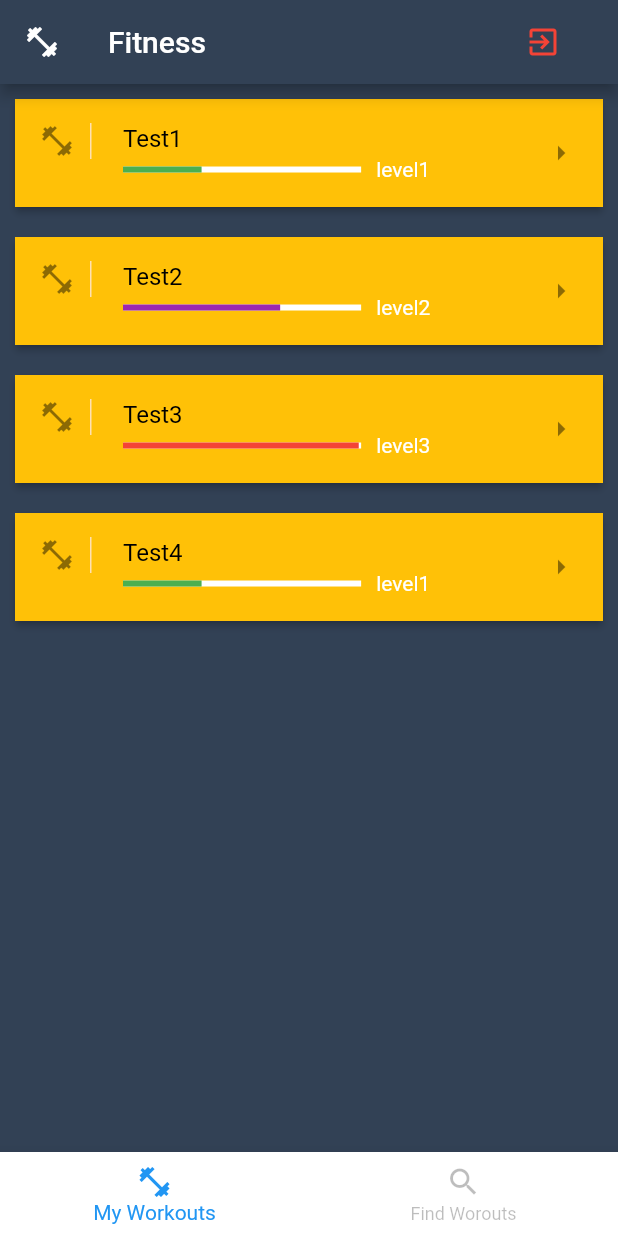
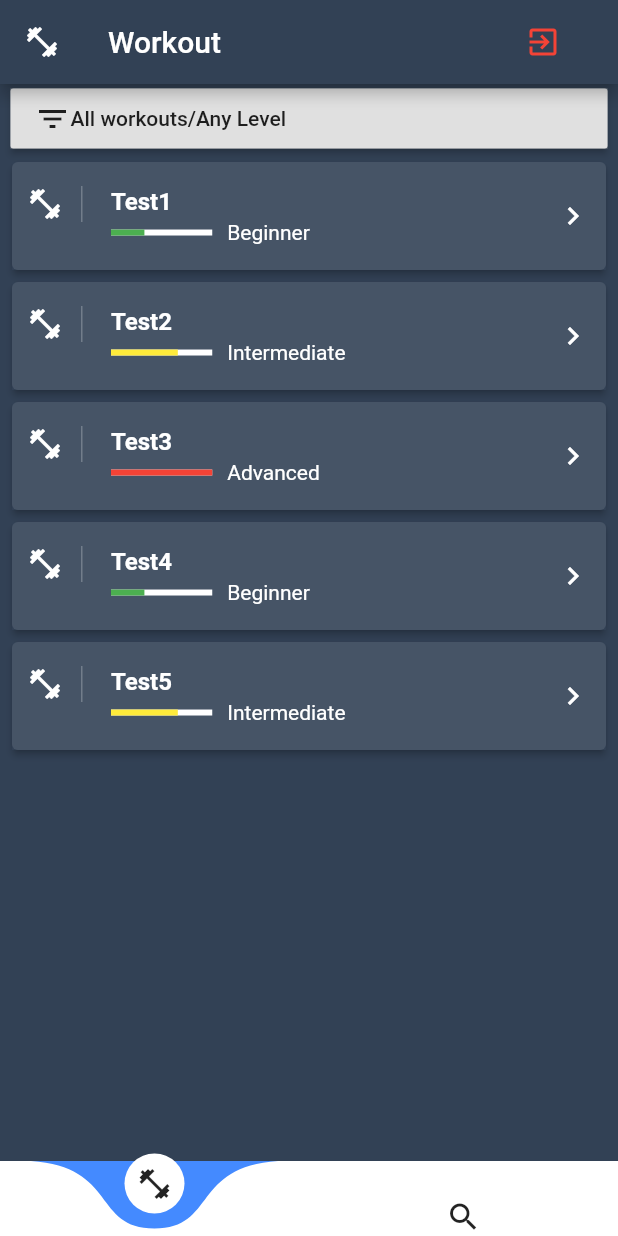
Before and after one commit to Zhakkz/flutter-workout-app, a Flutter app: the screen it shows once a user with an empty profile is signed in, on a phone screen of 412 x 824 dp. Run offline on Flutter 3.47's test engine with Material 2 defaults, Android fonts, the phone set to English and light mode, and no system bars; drawn by our look-alikes of curved_navigation_bar; our stand-ins replace firebase_auth, firebase_core, fluttertoast; accounts and stored records are empty.

Commit message:
added filter ui

```diff
--- a/lib/components/workouts-list.dart
+++ b/lib/components/workouts-list.dart
@@ -1,108 +1,264 @@
 import 'package:fit/domains/workout.dart';
 import 'package:flutter/material.dart';
 
-class WorkoutsList extends StatelessWidget {
+class WorkoutsList extends StatefulWidget {
+  @override
+  _WorkoutsListState createState() => _WorkoutsListState();
+}
+
+class _WorkoutsListState extends State<WorkoutsList> {
+  @override
+  void initState() {
+    clearFilter();
+    super.initState();
+  }
+
   final workouts = <Workout>[
     Workout(
         title: 'Test1',
-        author: 'Person1',
-        description: 'Test Wokout1',
-        level: 'level1'),
+        author: 'Max1',
+        description: 'Test Workout1',
+        level: 'Beginner'),
     Workout(
         title: 'Test2',
-        author: 'Person2',
-        description: 'Test Wokout2',
-        level: 'level2'),
+        author: 'Max2',
+        description: 'Test Workout2',
+        level: 'Intermediate'),
     Workout(
         title: 'Test3',
-        author: 'Person3',
-        description: 'Test Wokout3',
-        level: 'level3'),
+        author: 'Max3',
+        description: 'Test Workout3',
+        level: 'Advanced'),
     Workout(
         title: 'Test4',
-        author: 'Person4',
-        description: 'Test Wokout4',
-        level: 'level1'),
+        author: 'Max4',
+        description: 'Test Workout4',
+        level: 'Beginner'),
+    Workout(
+        title: 'Test5',
+        author: 'Max5',
+        description: 'Test Workout5',
+        level: 'Intermediate'),
   ];
+
+  var filterOnlyMyWorkouts = false;
+  var filterTitle = '';
+  var filterTitleController = TextEditingController();
+  var filterLevel = 'Any Level';
+
+  var filterText = '';
+  var filterHeight = 0.0;
+
+  List<Workout> filter() {
+    setState(() {
+      filterText = filterOnlyMyWorkouts ? 'My Workouts' : 'All workouts';
+      filterText += '/' + filterLevel;
+      if (filterTitle.isNotEmpty) filterText += '/' + filterTitle;
+      filterHeight = 0;
+    });
+
+    var list = workouts;
+    return list;
+  }
+
+  List<Workout> clearFilter() {
+    setState(() {
+      filterText = 'All workouts/Any Level';
+      filterOnlyMyWorkouts = false;
+      filterTitle = '';
+      filterLevel = 'Any Level';
+      filterTitleController.clear();
+      filterHeight = 0;
+    });
+
+    var list = workouts;
+    return list;
+  }
 
   @override
   Widget build(BuildContext context) {
-    return Container(
-      child: Container(
+    var workoutsList = Expanded(
       child: ListView.builder(
           itemCount: workouts.length,
-            itemBuilder: (context, index) {
+          itemBuilder: (context, i) {
             return Card(
-                elevation: 2,
-                margin: EdgeInsets.symmetric(horizontal: 10, vertical: 10),
+              elevation: 2.0,
+              margin: EdgeInsets.symmetric(horizontal: 8, vertical: 4),
               child: Container(
-                  decoration: BoxDecoration(color: Colors.amber[500]),
+                decoration:
+                    BoxDecoration(color: Color.fromRGBO(50, 65, 85, 0.9)),
                 child: ListTile(
+                  contentPadding: EdgeInsets.symmetric(horizontal: 10),
                   leading: Container(
-                      padding: EdgeInsets.only(right: 10),
-                      child: Icon(Icons.fitness_center),
+                    padding: EdgeInsets.only(right: 12),
+                    child: Icon(Icons.fitness_center,
+                        color: Theme.of(context).textTheme.title.color),
                     decoration: BoxDecoration(
                         border: Border(
-                              right: BorderSide(
-                                  width: 1, color: Colors.orange[100]))),
+                            right:
+                                BorderSide(width: 1, color: Colors.white24))),
                   ),
-                    title: Text(
-                      workouts[index].title,
-                      style: TextStyle(color: Colors.black),
-                    ),
-                    trailing: Icon(
-                      Icons.arrow_right,
-                    ),
-                    subtitle: subtitles(context, workouts[index]),
+                  title: Text(workouts[i].title,
+                      style: TextStyle(
+                          color: Theme.of(context).textTheme.title.color,
+                          fontWeight: FontWeight.bold)),
+                  trailing: Icon(Icons.keyboard_arrow_right,
+                      color: Theme.of(context).textTheme.title.color),
+                  subtitle: subtitle(context, workouts[i]),
                 ),
               ),
             );
           }),
+    );
+
+    var filterInfo = Container(
+      margin: EdgeInsets.only(top: 3, left: 7, right: 7, bottom: 5),
+      decoration: BoxDecoration(color: Colors.white.withOpacity(0.5)),
+      height: 40,
+      child: RaisedButton(
+        child: Row(
+          children: <Widget>[
+            Icon(Icons.filter_list),
+            Text(
+              filterText,
+              style: TextStyle(),
+              overflow: TextOverflow.ellipsis,
             ),
+          ],
+        ),
+        onPressed: () {
+          setState(() {
+            filterHeight = (filterHeight == 0.0 ? 280.0 : 0.0);
+          });
+        },
+      ),
+    );
+
+    List<DropdownMenuItem<String>> levelMenuItems() {
+      List<DropdownMenuItem<String>> dropdownMenuItem = [];
+      List<String> list = ['Any Level', 'Beginner', 'Intermediate', 'Advanced'];
+      list.forEach((String value) {
+        dropdownMenuItem.add(new DropdownMenuItem<String>(
+          value: value,
+          child: new Text(value),
+        ));
+      });
+      return dropdownMenuItem;
+    }
+
+    var levelMenuItems1 = <String>[
+      'Any Level',
+      'Beginner',
+      'Intermediate',
+      'Advanced'
+    ].map((String value) {
+      return new DropdownMenuItem<String>(
+        value: value,
+        child: new Text(value),
+      );
+    }).toList();
+
+    var filterForm = AnimatedContainer(
+      margin: EdgeInsets.symmetric(vertical: 0.0, horizontal: 7),
+      child: Card(
+        child: Padding(
+          padding: const EdgeInsets.all(8.0),
+          child: Column(
+            children: [
+              SwitchListTile(
+                  title: const Text('Only My Workouts'),
+                  value: filterOnlyMyWorkouts,
+                  onChanged: (bool val) =>
+                      setState(() => filterOnlyMyWorkouts = val)),
+              DropdownButtonFormField<String>(
+                decoration: const InputDecoration(labelText: 'Level'),
+                items: levelMenuItems(),
+                value: filterLevel,
+                onChanged: (String val) => setState(() => filterLevel = val),
+              ),
+              TextFormField(
+                controller: filterTitleController,
+                decoration: const InputDecoration(labelText: 'Title'),
+                onChanged: (String val) => setState(() => filterTitle = val),
+              ),
+              Row(
+                children: <Widget>[
+                  Expanded(
+                    flex: 1,
+                    child: RaisedButton(
+                      onPressed: () {
+                        filter();
+                      },
+                      child:
+                          Text("Apply", style: TextStyle(color: Colors.white)),
+                      color: Theme.of(context).primaryColor,
+                    ),
+                  ),
+                  SizedBox(width: 10),
+                  Expanded(
+                    flex: 1,
+                    child: RaisedButton(
+                      onPressed: () {
+                        clearFilter();
+                      },
+                      child:
+                          Text("Clear", style: TextStyle(color: Colors.white)),
+                      color: Colors.red,
+                    ),
+                  )
+                ],
+              ),
+            ],
+          ),
+        ),
+      ),
+      duration: const Duration(milliseconds: 400),
+      curve: Curves.fastOutSlowIn,
+      height: filterHeight,
+    );
+
+    return Column(
+      children: <Widget>[
+        filterInfo,
+        filterForm,
+        workoutsList,
+      ],
     );
   }
 }
 
-Widget subtitles(BuildContext context, Workout workout) {
+Widget subtitle(BuildContext context, Workout workout) {
   var color = Colors.grey;
   double indicatorLevel = 0;
 
   switch (workout.level) {
-    case 'level1':
+    case 'Beginner':
       color = Colors.green;
       indicatorLevel = 0.33;
       break;
-    case 'level2':
-      color = Colors.purple;
+    case 'Intermediate':
+      color = Colors.yellow;
       indicatorLevel = 0.66;
       break;
-    case 'level3':
+    case 'Advanced':
       color = Colors.red;
-      indicatorLevel = 0.99;
+      indicatorLevel = 1;
       break;
-    default:
   }
 
   return Row(
     children: <Widget>[
       Expanded(
-        flex: 5,
+          flex: 1,
           child: LinearProgressIndicator(
-          backgroundColor: Colors.white,
+              backgroundColor: Theme.of(context).textTheme.title.color,
               value: indicatorLevel,
-          valueColor: AlwaysStoppedAnimation(color),
-        ),
-      ),
-      SizedBox(
-        width: 10,
-      ),
+              valueColor: AlwaysStoppedAnimation(color))),
+      SizedBox(width: 10),
       Expanded(
           flex: 3,
-        child: Text(
-          workout.level,
-          style: TextStyle(color: Colors.white),
-        ),
-      )
+          child: Text(workout.level,
+              style: TextStyle(color: Theme.of(context).textTheme.title.color)))
     ],
   );
 }
--- a/lib/screen/home.dart
+++ b/lib/screen/home.dart
@@ -1,3 +1,4 @@
+import 'package:curved_navigation_bar/curved_navigation_bar.dart';
 import 'package:fit/components/active-workouts.dart';
 import 'package:fit/components/workouts-list.dart';
 import 'package:fit/services/auth.dart';
@@ -10,17 +11,25 @@ class HomePage extends StatefulWidget {
   _HomaPageState createState() => _HomaPageState();
 }
 
-
 class _HomaPageState extends State<HomePage> {
   int sectionIndex = 0;
 
   @override
   Widget build(BuildContext context) {
+    var  navigationBar = CurvedNavigationBar(
+      items: <Widget>[
+        Icon(Icons.fitness_center),
+        Icon(Icons.search),
+      ],
+      index: sectionIndex,
+      height: 50,
+      onTap: (int index) => setState(() => sectionIndex = index),
+    );
     return Container(
       child: Scaffold(
           backgroundColor: Theme.of(context).primaryColor,
           appBar: AppBar(
-          title: Text('Fitness'),
+            title: Text(sectionIndex == 0 ? 'Workout' : "Search Workout"),
             leading: Icon(Icons.fitness_center),
             actions: [
               FlatButton.icon(
@@ -35,19 +44,8 @@ class _HomaPageState extends State<HomePage> {
               )
             ],
           ),
-        body: sectionIndex == 0 ? WorkoutsList():ActiveWorkouts(),
-        bottomNavigationBar: BottomNavigationBar(
-          items: const [
-            BottomNavigationBarItem(icon: Icon(Icons.fitness_center), label: 'My Workouts'),
-            BottomNavigationBarItem(icon: Icon(Icons.search), label: 'Find Worouts'),
-          ],
-          unselectedItemColor: Colors.black26,
-          backgroundColor: Colors.white,
-          currentIndex: sectionIndex,
-          onTap: (int index){
-            setState(() {sectionIndex = index;});
-          },
-        ),
+          body: sectionIndex == 0 ? WorkoutsList() : ActiveWorkouts(),
+          bottomNavigationBar: navigationBar
       ),
     );
   }
--- a/pubspec.yaml
+++ b/pubspec.yaml
@@ -33,6 +33,7 @@ dependencies:
   provider: ^4.3.2+2
   fluttertoast: ^7.1.1
   firebase_core: ^0.5.2
+  curved_navigation_bar: ^0.3.4
 
 dev_dependencies:
   flutter_test:
```
Also changed, not shown: pubspec.lock. Lines whose indentation alone changed are shown as unchanged.
